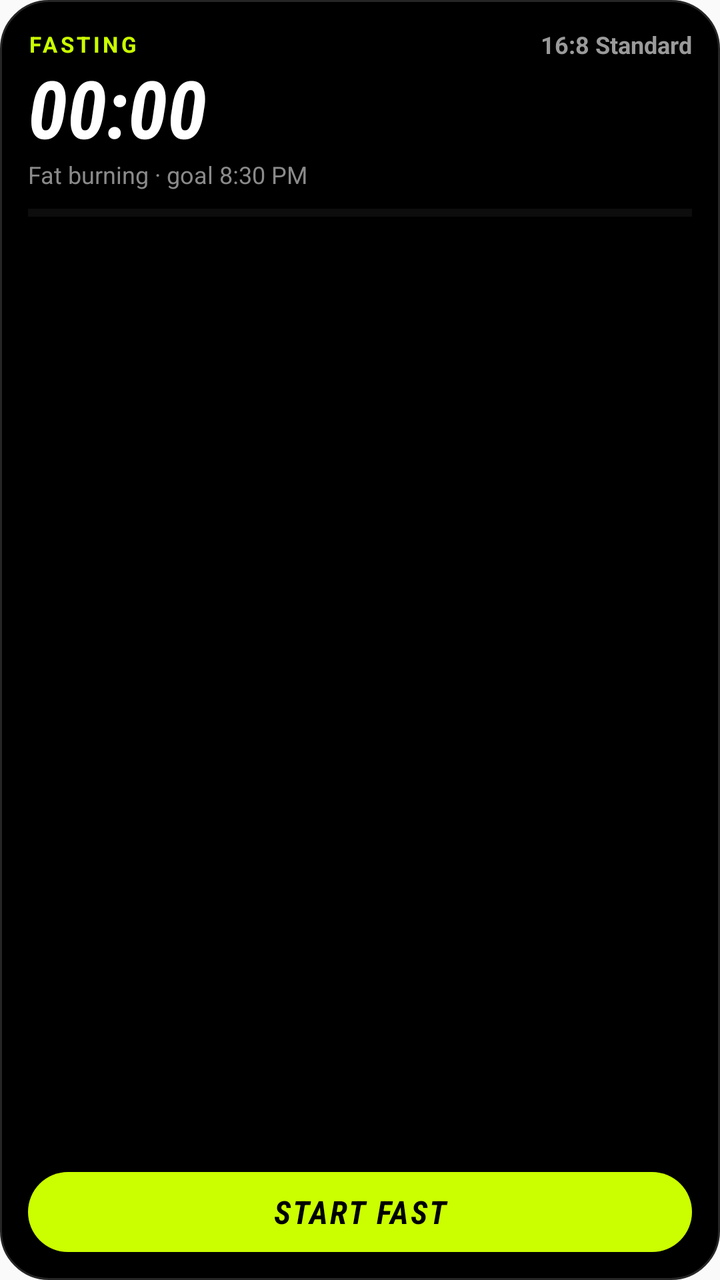
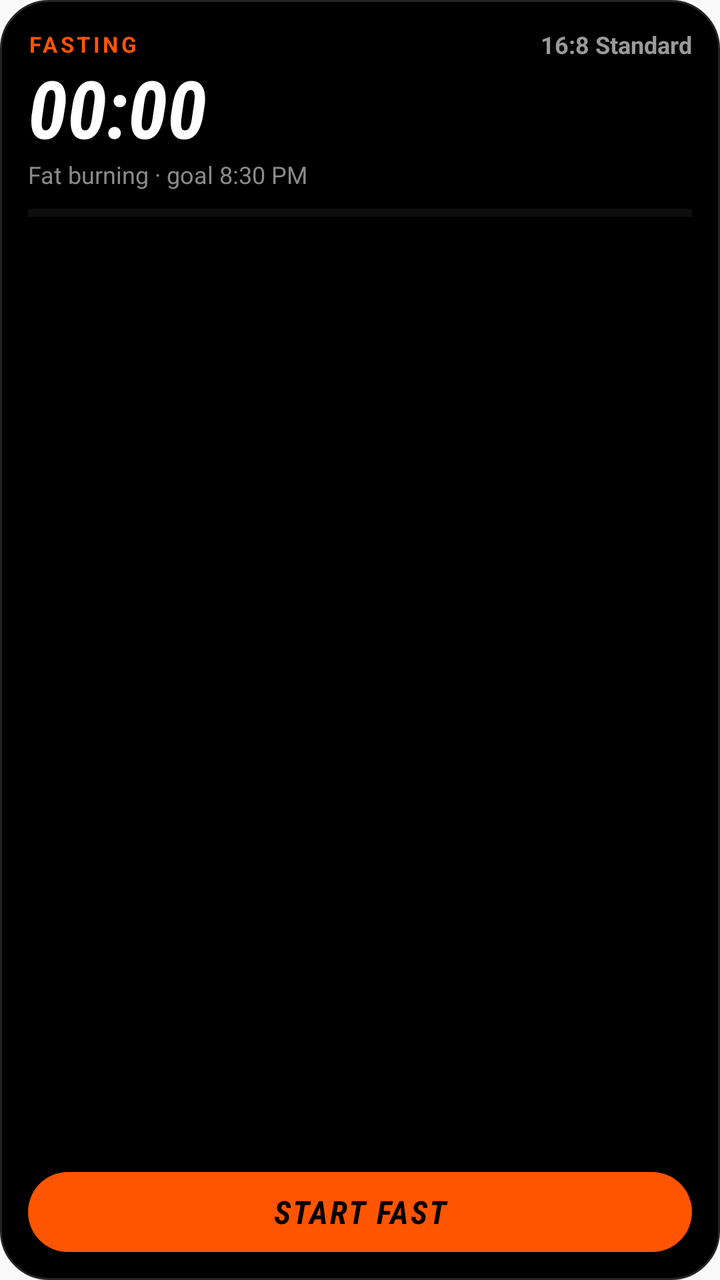

Screens rendered from an Android XML layout before and after an edit, with the pre-edit source and the edit as a unified diff.
<!-- AndroidManifest.xml: application theme AppTheme -->
<!-- res/layout/widget_fasting.xml -->
<?xml version="1.0" encoding="utf-8"?>
<LinearLayout xmlns:android="http://schemas.android.com/apk/res/android"
    android:id="@+id/fast_root"
    android:layout_width="match_parent"
    android:layout_height="match_parent"
    android:background="@drawable/widget_bg"
    android:orientation="vertical"
    android:padding="14dp">

    <LinearLayout
        android:layout_width="match_parent"
        android:layout_height="wrap_content"
        android:gravity="center_vertical"
        android:orientation="horizontal">

        <TextView
            android:layout_width="0dp"
            android:layout_height="wrap_content"
            android:layout_weight="1"
            android:letterSpacing="0.14"
            android:text="FASTING"
            android:textColor="#FFCBFF00"
            android:textSize="11sp"
            android:textStyle="bold" />

        <TextView
            android:id="@+id/fast_protocol"
            android:layout_width="wrap_content"
            android:layout_height="wrap_content"
            android:text="16:8 Standard"
            android:textColor="#FF9A9A9A"
            android:textSize="12sp"
            android:textStyle="bold" />
    </LinearLayout>

    <Chronometer
        android:id="@+id/fast_timer"
        android:layout_width="match_parent"
        android:layout_height="wrap_content"
        android:layout_marginTop="2dp"
        android:fontFamily="sans-serif-condensed"
        android:includeFontPadding="false"
        android:textColor="#FFFFFFFF"
        android:textSize="40sp"
        android:textStyle="bold|italic" />

    <TextView
        android:id="@+id/fast_idle"
        android:layout_width="match_parent"
        android:layout_height="wrap_content"
        android:layout_marginTop="2dp"
        android:fontFamily="sans-serif-condensed"
        android:includeFontPadding="false"
        android:text="NOT FASTING"
        android:textColor="#FF6B6B6B"
        android:textSize="32sp"
        android:textStyle="bold|italic"
        android:visibility="gone" />

    <TextView
        android:id="@+id/fast_stage"
        android:layout_width="match_parent"
        android:layout_height="wrap_content"
        android:ellipsize="end"
        android:maxLines="1"
        android:text="Fat burning · goal 8:30 PM"
        android:textColor="#FF8A8A8A"
        android:textSize="12sp" />

    <ProgressBar
        android:id="@+id/fast_progress"
        style="?android:attr/progressBarStyleHorizontal"
        android:layout_width="match_parent"
        android:layout_height="6dp"
        android:layout_marginTop="8dp"
        android:max="100"
        android:progress="0"
        android:progressBackgroundTint="#33FFFFFF"
        android:progressTint="#FFCBFF00" />

    <LinearLayout
        android:layout_width="match_parent"
        android:layout_height="0dp"
        android:layout_marginTop="8dp"
        android:layout_weight="1"
        android:gravity="bottom"
        android:orientation="horizontal">

        <TextView
            android:id="@+id/fast_action"
            android:layout_width="match_parent"
            android:layout_height="40dp"
            android:background="@drawable/widget_btn_primary"
            android:fontFamily="sans-serif-condensed"
            android:gravity="center"
            android:letterSpacing="0.06"
            android:text="START FAST"
            android:textColor="#FF000000"
            android:textSize="16sp"
            android:textStyle="bold|italic" />
    </LinearLayout>
</LinearLayout>
<!-- resources referenced by this layout -->
<resources>
  <!-- drawable widget_bg (drawable) -->
  <?xml version="1.0" encoding="utf-8"?>
  <shape xmlns:android="http://schemas.android.com/apk/res/android" android:shape="rectangle">
      <solid android:color="#FF000000" />
      <corners android:radius="24dp" />
      <stroke android:width="1dp" android:color="#FF262626" />
  </shape>
  <!-- drawable widget_btn_primary (drawable) -->
  <?xml version="1.0" encoding="utf-8"?>
  <shape xmlns:android="http://schemas.android.com/apk/res/android" android:shape="rectangle">
      <solid android:color="#FFCBFF00" />
      <corners android:radius="22dp" />
  </shape>
  <style name="AppTheme" parent="Theme.AppCompat.Light.DarkActionBar">
          
          <item name="colorPrimary">@color/colorPrimary</item>
          <item name="colorPrimaryDark">@color/colorPrimaryDark</item>
          <item name="colorAccent">@color/colorAccent</item>
      </style>
</resources>

<!-- the commit's change to res/layout/widget_fasting.xml (unified diff, before → after) -->
@@ -19,7 +19,7 @@
             android:layout_weight="1"
             android:letterSpacing="0.14"
             android:text="FASTING"
-            android:textColor="#FFCBFF00"
+            android:textColor="#FFFF5500"
             android:textSize="11sp"
             android:textStyle="bold" />
 
@@ -76,7 +76,7 @@
         android:max="100"
         android:progress="0"
         android:progressBackgroundTint="#33FFFFFF"
-        android:progressTint="#FFCBFF00" />
+        android:progressTint="#FFFF5500" />
 
     <LinearLayout
         android:layout_width="match_parent"
<!-- resource entries referenced after the edit -->
@@ -10,7 +10,7 @@
   <!-- drawable widget_btn_primary (drawable) -->
   <?xml version="1.0" encoding="utf-8"?>
   <shape xmlns:android="http://schemas.android.com/apk/res/android" android:shape="rectangle">
-      <solid android:color="#FFCBFF00" />
+      <solid android:color="#FFFF5500" />
       <corners android:radius="22dp" />
   </shape>
   <style name="AppTheme" parent="Theme.AppCompat.Light.DarkActionBar">
